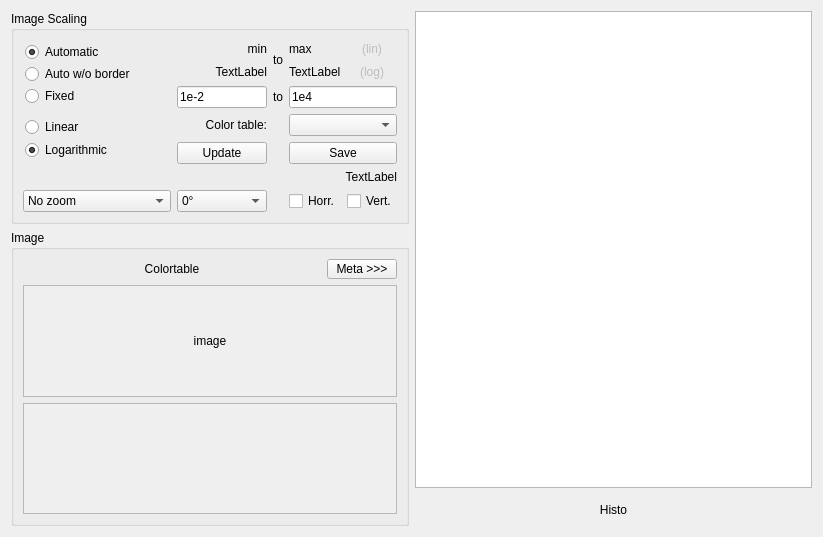
neutron-simlab/CrystalScatter, file Source/widimage.ui: the form before one commit.
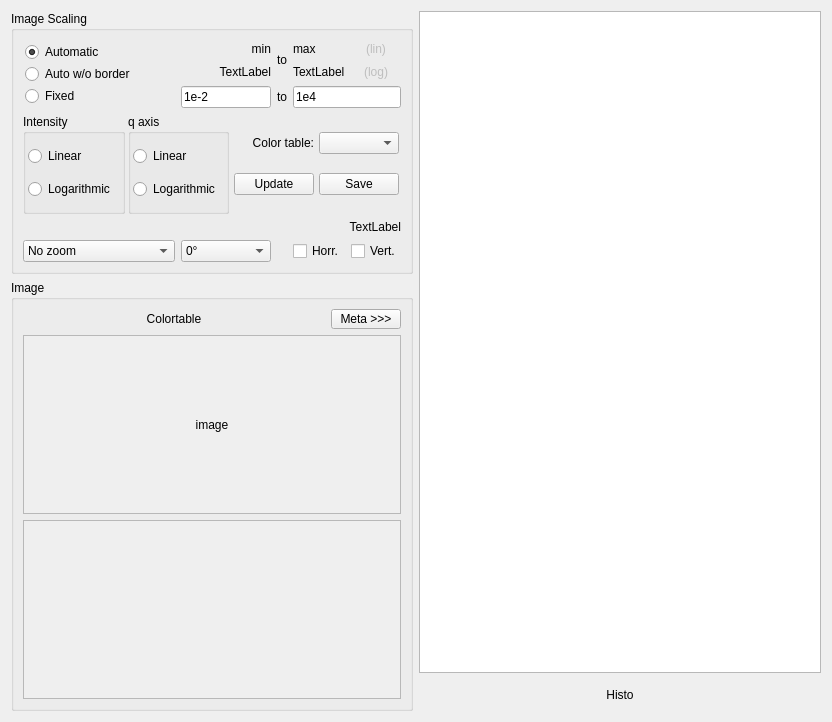
The form after the commit.

```diff
--- a/Source/widimage.ui
+++ b/Source/widimage.ui
@@ -6,8 +6,8 @@
    <rect>
     <x>0</x>
     <y>0</y>
-    <width>823</width>
-    <height>537</height>
+    <width>832</width>
+    <height>722</height>
    </rect>
   </property>
   <property name="windowTitle">
@@ -22,97 +22,16 @@
         <string>Image Scaling</string>
        </property>
        <layout class="QGridLayout" name="gridLayout_6" columnstretch="1,0,0,0,0">
-        <item row="8" column="1">
-         <widget class="QComboBox" name="cbsRotation">
-          <item>
-           <property name="text">
-            <string>0°</string>
-           </property>
-          </item>
-          <item>
-           <property name="text">
-            <string>90°</string>
-           </property>
-          </item>
-          <item>
-           <property name="text">
-            <string>180°</string>
-           </property>
-          </item>
-          <item>
-           <property name="text">
-            <string>270°</string>
-           </property>
-          </item>
-         </widget>
-        </item>
-        <item row="2" column="3" colspan="2">
-         <widget class="QLineEdit" name="inpFixedMax">
-          <property name="toolTip">
-           <string>Maximum of data for scaling (lin). Scatter-Default=1e4</string>
-          </property>
-          <property name="text">
-           <string>1e4</string>
-          </property>
-          <property name="placeholderText">
-           <string>Maximum</string>
-          </property>
-         </widget>
-        </item>
-        <item row="6" column="0" colspan="5">
+        <item row="4" column="0" colspan="5">
          <widget class="QLabel" name="lblFilename">
           <property name="text">
            <string>TextLabel</string>
           </property>
           <property name="alignment">
-           <set>Qt::AlignRight|Qt::AlignTrailing|Qt::AlignVCenter</set>
+           <set>Qt::AlignmentFlag::AlignRight|Qt::AlignmentFlag::AlignTrailing|Qt::AlignmentFlag::AlignVCenter</set>
           </property>
          </widget>
         </item>
-        <item row="4" column="1">
-         <widget class="QLabel" name="lblCbsColorTbl">
-          <property name="text">
-           <string>Color table:</string>
-          </property>
-          <property name="alignment">
-           <set>Qt::AlignRight|Qt::AlignTrailing|Qt::AlignVCenter</set>
-          </property>
-         </widget>
-        </item>
-        <item row="8" column="0">
-         <widget class="QComboBox" name="cbsZoom">
-          <item>
-           <property name="text">
-            <string>No zoom</string>
-           </property>
-          </item>
-          <item>
-           <property name="text">
-            <string>Zoom * 2</string>
-           </property>
-          </item>
-          <item>
-           <property name="text">
-            <string>Zoom * 4</string>
-           </property>
-          </item>
-          <item>
-           <property name="text">
-            <string>Zoom / 2</string>
-           </property>
-          </item>
-          <item>
-           <property name="text">
-            <string>Zoom / 4</string>
-           </property>
-          </item>
-          <item>
-           <property name="text">
-            <string>640*640</string>
-           </property>
-          </item>
-         </widget>
-        </item>
         <item row="2" column="1">
          <widget class="QLineEdit" name="inpFixedMin">
           <property name="maximumSize">
@@ -132,46 +51,73 @@
           </property>
          </widget>
         </item>
-        <item row="5" column="1">
-         <widget class="QPushButton" name="butUpdate">
+        <item row="0" column="4">
+         <widget class="QLabel" name="label_2">
+          <property name="enabled">
+           <bool>false</bool>
+          </property>
+          <property name="text">
+           <string>(lin)</string>
+          </property>
+          <property name="alignment">
+           <set>Qt::AlignmentFlag::AlignCenter</set>
+          </property>
+         </widget>
+        </item>
+        <item row="0" column="1">
+         <widget class="QLabel" name="lblDispMinLin">
           <property name="toolTip">
-           <string>Update graphic according to the changed color table settings</string>
+           <string>value = Minimum of data
+(0) value = Minimum &gt; 0</string>
           </property>
           <property name="text">
-           <string>Update</string>
+           <string>min</string>
           </property>
+          <property name="alignment">
+           <set>Qt::AlignmentFlag::AlignRight|Qt::AlignmentFlag::AlignTrailing|Qt::AlignmentFlag::AlignVCenter</set>
+          </property>
          </widget>
         </item>
-        <item row="4" column="3" colspan="2">
-         <widget class="QComboBox" name="cbsColorTbl"/>
+        <item row="1" column="1">
+         <widget class="QLabel" name="lblDispMinLog">
+          <property name="toolTip">
+           <string>log10( Minimum of data &gt; 0 )</string>
+          </property>
+          <property name="text">
+           <string>TextLabel</string>
+          </property>
+          <property name="alignment">
+           <set>Qt::AlignmentFlag::AlignRight|Qt::AlignmentFlag::AlignTrailing|Qt::AlignmentFlag::AlignVCenter</set>
+          </property>
+         </widget>
         </item>
-        <item row="8" column="3">
-         <widget class="QCheckBox" name="togMirrorH">
+        <item row="1" column="3">
+         <widget class="QLabel" name="lblDispMaxLog">
           <property name="toolTip">
-           <string>Mirror horizontal</string>
+           <string>log10( Maximum of data )</string>
           </property>
           <property name="text">
-           <string>Horr.</string>
+           <string>TextLabel</string>
           </property>
          </widget>
         </item>
-        <item row="2" column="2">
-         <widget class="QLabel" name="label_23">
+        <item row="0" column="2" rowspan="2">
+         <widget class="QLabel" name="label_21">
           <property name="text">
            <string>to</string>
           </property>
           <property name="alignment">
-           <set>Qt::AlignCenter</set>
+           <set>Qt::AlignmentFlag::AlignCenter</set>
           </property>
          </widget>
         </item>
         <item row="0" column="0" rowspan="3">
          <widget class="QFrame" name="frame">
           <property name="frameShape">
-           <enum>QFrame::NoFrame</enum>
+           <enum>QFrame::Shape::NoFrame</enum>
           </property>
           <property name="frameShadow">
-           <enum>QFrame::Raised</enum>
+           <enum>QFrame::Shadow::Raised</enum>
           </property>
           <layout class="QVBoxLayout" name="verticalLayout_3">
            <property name="spacing">
@@ -225,104 +171,60 @@
           </layout>
          </widget>
         </item>
-        <item row="5" column="3" colspan="2">
-         <widget class="QPushButton" name="butSave">
+        <item row="2" column="3" colspan="2">
+         <widget class="QLineEdit" name="inpFixedMax">
           <property name="toolTip">
-           <string>Save this image in binary format, as PNG and Text</string>
+           <string>Maximum of data for scaling (lin). Scatter-Default=1e4</string>
           </property>
           <property name="text">
-           <string>Save</string>
+           <string>1e4</string>
           </property>
-         </widget>
-        </item>
-        <item row="8" column="4">
-         <widget class="QCheckBox" name="togMirrorV">
-          <property name="toolTip">
-           <string>Mirror vertical</string>
+          <property name="placeholderText">
+           <string>Maximum</string>
           </property>
-          <property name="text">
-           <string>Vert.</string>
-          </property>
          </widget>
         </item>
-        <item row="4" column="0" rowspan="2">
-         <widget class="QFrame" name="frame_2">
-          <property name="frameShape">
-           <enum>QFrame::NoFrame</enum>
-          </property>
-          <property name="frameShadow">
-           <enum>QFrame::Raised</enum>
-          </property>
-          <layout class="QVBoxLayout" name="verticalLayout_4">
-           <property name="spacing">
-            <number>2</number>
+        <item row="6" column="1">
+         <widget class="QComboBox" name="cbsRotation">
+          <item>
+           <property name="text">
+            <string>0°</string>
            </property>
-           <property name="leftMargin">
-            <number>2</number>
+          </item>
+          <item>
+           <property name="text">
+            <string>90°</string>
            </property>
-           <property name="topMargin">
-            <number>2</number>
+          </item>
+          <item>
+           <property name="text">
+            <string>180°</string>
            </property>
-           <property name="rightMargin">
-            <number>2</number>
+          </item>
+          <item>
+           <property name="text">
+            <string>270°</string>
            </property>
-           <property name="bottomMargin">
-            <number>2</number>
-           </property>
-           <item>
-            <widget class="QRadioButton" name="radShowLin">
-             <property name="text">
-              <string>Linear</string>
-             </property>
-            </widget>
-           </item>
-           <item>
-            <widget class="QRadioButton" name="radShowLog">
-             <property name="text">
-              <string>Logarithmic</string>
-             </property>
-             <property name="checked">
-              <bool>true</bool>
-             </property>
-            </widget>
-           </item>
-          </layout>
+          </item>
          </widget>
         </item>
-        <item row="0" column="1">
-         <widget class="QLabel" name="lblDispMinLin">
-          <property name="toolTip">
-           <string>value = Minimum of data
-(0) value = Minimum &gt; 0</string>
-          </property>
+        <item row="2" column="2">
+         <widget class="QLabel" name="label_23">
           <property name="text">
-           <string>min</string>
+           <string>to</string>
           </property>
           <property name="alignment">
-           <set>Qt::AlignRight|Qt::AlignTrailing|Qt::AlignVCenter</set>
+           <set>Qt::AlignmentFlag::AlignCenter</set>
           </property>
          </widget>
         </item>
-        <item row="1" column="1">
-         <widget class="QLabel" name="lblDispMinLog">
+        <item row="6" column="3">
+         <widget class="QCheckBox" name="togMirrorH">
           <property name="toolTip">
-           <string>log10( Minimum of data &gt; 0 )</string>
+           <string>Mirror horizontal</string>
           </property>
           <property name="text">
-           <string>TextLabel</string>
-          </property>
-          <property name="alignment">
-           <set>Qt::AlignRight|Qt::AlignTrailing|Qt::AlignVCenter</set>
-          </property>
-         </widget>
-        </item>
-        <item row="1" column="3">
-         <widget class="QLabel" name="lblDispMaxLog">
-          <property name="toolTip">
-           <string>log10( Maximum of data )</string>
-          </property>
-          <property name="text">
-           <string>TextLabel</string>
+           <string>Horr.</string>
           </property>
          </widget>
         </item>
@@ -336,6 +238,178 @@
           </property>
          </widget>
         </item>
+        <item row="3" column="0" colspan="5">
+         <widget class="QFrame" name="frmScaling">
+          <property name="minimumSize">
+           <size>
+            <width>100</width>
+            <height>100</height>
+           </size>
+          </property>
+          <property name="frameShape">
+           <enum>QFrame::Shape::NoFrame</enum>
+          </property>
+          <property name="frameShadow">
+           <enum>QFrame::Shadow::Raised</enum>
+          </property>
+          <layout class="QHBoxLayout" name="horizontalLayout">
+           <property name="spacing">
+            <number>3</number>
+           </property>
+           <property name="leftMargin">
+            <number>0</number>
+           </property>
+           <property name="topMargin">
+            <number>0</number>
+           </property>
+           <property name="rightMargin">
+            <number>0</number>
+           </property>
+           <property name="bottomMargin">
+            <number>0</number>
+           </property>
+           <item>
+            <widget class="QGroupBox" name="grpScaleV">
+             <property name="title">
+              <string>Intensity</string>
+             </property>
+             <layout class="QVBoxLayout" name="verticalLayout_6">
+              <property name="spacing">
+               <number>3</number>
+              </property>
+              <property name="leftMargin">
+               <number>2</number>
+              </property>
+              <property name="topMargin">
+               <number>2</number>
+              </property>
+              <property name="rightMargin">
+               <number>2</number>
+              </property>
+              <property name="bottomMargin">
+               <number>2</number>
+              </property>
+              <item>
+               <widget class="QRadioButton" name="radShowLin">
+                <property name="text">
+                 <string>Linear</string>
+                </property>
+               </widget>
+              </item>
+              <item>
+               <widget class="QRadioButton" name="radShowLog">
+                <property name="text">
+                 <string>Logarithmic</string>
+                </property>
+               </widget>
+              </item>
+             </layout>
+            </widget>
+           </item>
+           <item>
+            <widget class="QGroupBox" name="grpScaleH">
+             <property name="title">
+              <string>q axis</string>
+             </property>
+             <layout class="QVBoxLayout" name="verticalLayout_7">
+              <property name="spacing">
+               <number>3</number>
+              </property>
+              <property name="leftMargin">
+               <number>2</number>
+              </property>
+              <property name="topMargin">
+               <number>2</number>
+              </property>
+              <property name="rightMargin">
+               <number>2</number>
+              </property>
+              <property name="bottomMargin">
+               <number>2</number>
+              </property>
+              <item>
+               <widget class="QRadioButton" name="radShowLinH">
+                <property name="text">
+                 <string>Linear</string>
+                </property>
+               </widget>
+              </item>
+              <item>
+               <widget class="QRadioButton" name="radShowLogH">
+                <property name="text">
+                 <string>Logarithmic</string>
+                </property>
+               </widget>
+              </item>
+             </layout>
+            </widget>
+           </item>
+           <item>
+            <widget class="QFrame" name="frmScaleSave">
+             <property name="minimumSize">
+              <size>
+               <width>100</width>
+               <height>100</height>
+              </size>
+             </property>
+             <layout class="QGridLayout" name="gridLayout_2">
+              <property name="leftMargin">
+               <number>2</number>
+              </property>
+              <property name="topMargin">
+               <number>2</number>
+              </property>
+              <property name="rightMargin">
+               <number>2</number>
+              </property>
+              <property name="bottomMargin">
+               <number>2</number>
+              </property>
+              <property name="horizontalSpacing">
+               <number>5</number>
+              </property>
+              <property name="verticalSpacing">
+               <number>3</number>
+              </property>
+              <item row="1" column="1">
+               <widget class="QPushButton" name="butSave">
+                <property name="toolTip">
+                 <string>Save this image in binary format, as PNG and Text</string>
+                </property>
+                <property name="text">
+                 <string>Save</string>
+                </property>
+               </widget>
+              </item>
+              <item row="1" column="0">
+               <widget class="QPushButton" name="butUpdate">
+                <property name="toolTip">
+                 <string>Update graphic according to the changed color table settings</string>
+                </property>
+                <property name="text">
+                 <string>Update</string>
+                </property>
+               </widget>
+              </item>
+              <item row="0" column="0">
+               <widget class="QLabel" name="lblCbsColorTbl">
+                <property name="text">
+                 <string>Color table:</string>
+                </property>
+                <property name="alignment">
+                 <set>Qt::AlignmentFlag::AlignRight|Qt::AlignmentFlag::AlignTrailing|Qt::AlignmentFlag::AlignVCenter</set>
+                </property>
+               </widget>
+              </item>
+              <item row="0" column="1">
+               <widget class="QComboBox" name="cbsColorTbl"/>
+              </item>
+             </layout>
+            </widget>
+           </item>
+          </layout>
+         </widget>
+        </item>
         <item row="1" column="4">
          <widget class="QLabel" name="label">
           <property name="enabled">
@@ -345,30 +419,51 @@
            <string>(log)</string>
           </property>
           <property name="alignment">
-           <set>Qt::AlignCenter</set>
+           <set>Qt::AlignmentFlag::AlignCenter</set>
           </property>
          </widget>
         </item>
-        <item row="0" column="4">
-         <widget class="QLabel" name="label_2">
-          <property name="enabled">
-           <bool>false</bool>
-          </property>
-          <property name="text">
-           <string>(lin)</string>
-          </property>
-          <property name="alignment">
-           <set>Qt::AlignCenter</set>
-          </property>
+        <item row="6" column="0">
+         <widget class="QComboBox" name="cbsZoom">
+          <item>
+           <property name="text">
+            <string>No zoom</string>
+           </property>
+          </item>
+          <item>
+           <property name="text">
+            <string>Zoom * 2</string>
+           </property>
+          </item>
+          <item>
+           <property name="text">
+            <string>Zoom * 4</string>
+           </property>
+          </item>
+          <item>
+           <property name="text">
+            <string>Zoom / 2</string>
+           </property>
+          </item>
+          <item>
+           <property name="text">
+            <string>Zoom / 4</string>
+           </property>
+          </item>
+          <item>
+           <property name="text">
+            <string>640*640</string>
+           </property>
+          </item>
          </widget>
         </item>
-        <item row="0" column="2" rowspan="2">
-         <widget class="QLabel" name="label_21">
-          <property name="text">
-           <string>to</string>
+        <item row="6" column="4">
+         <widget class="QCheckBox" name="togMirrorV">
+          <property name="toolTip">
+           <string>Mirror vertical</string>
           </property>
-          <property name="alignment">
-           <set>Qt::AlignCenter</set>
+          <property name="text">
+           <string>Vert.</string>
           </property>
          </widget>
         </item>
@@ -407,8 +502,8 @@
             <rect>
              <x>0</x>
              <y>0</y>
-             <width>414</width>
-             <height>100</height>
+             <width>423</width>
+             <height>159</height>
             </rect>
            </property>
            <layout class="QHBoxLayout" name="horizontalLayout_2">
@@ -433,13 +528,13 @@
                </size>
               </property>
               <property name="contextMenuPolicy">
-               <enum>Qt::CustomContextMenu</enum>
+               <enum>Qt::ContextMenuPolicy::CustomContextMenu</enum>
               </property>
               <property name="text">
                <string>image</string>
               </property>
               <property name="alignment">
-               <set>Qt::AlignCenter</set>
+               <set>Qt::AlignmentFlag::AlignCenter</set>
               </property>
              </widget>
             </item>
@@ -457,11 +552,14 @@
             <rect>
              <x>0</x>
              <y>0</y>
-             <width>397</width>
-             <height>100</height>
+             <width>423</width>
+             <height>159</height>
             </rect>
            </property>
-           <layout class="QHBoxLayout" name="horizontalLayout">
+           <layout class="QVBoxLayout" name="verticalLayout_5" stretch="1,0">
+            <property name="spacing">
+             <number>2</number>
+            </property>
             <property name="leftMargin">
              <number>0</number>
             </property>
@@ -484,6 +582,16 @@
               </property>
              </widget>
             </item>
+            <item>
+             <widget class="QWidget" name="widResPlot" native="true">
+              <property name="minimumSize">
+               <size>
+                <width>0</width>
+                <height>50</height>
+               </size>
+              </property>
+             </widget>
+            </item>
            </layout>
           </widget>
          </widget>
@@ -494,7 +602,7 @@
            <string>Colortable</string>
           </property>
           <property name="alignment">
-           <set>Qt::AlignCenter</set>
+           <set>Qt::AlignmentFlag::AlignCenter</set>
           </property>
          </widget>
         </item>
@@ -539,7 +647,7 @@
         <string>Histo</string>
        </property>
        <property name="alignment">
-        <set>Qt::AlignCenter</set>
+        <set>Qt::AlignmentFlag::AlignCenter</set>
        </property>
       </widget>
      </item>
```
